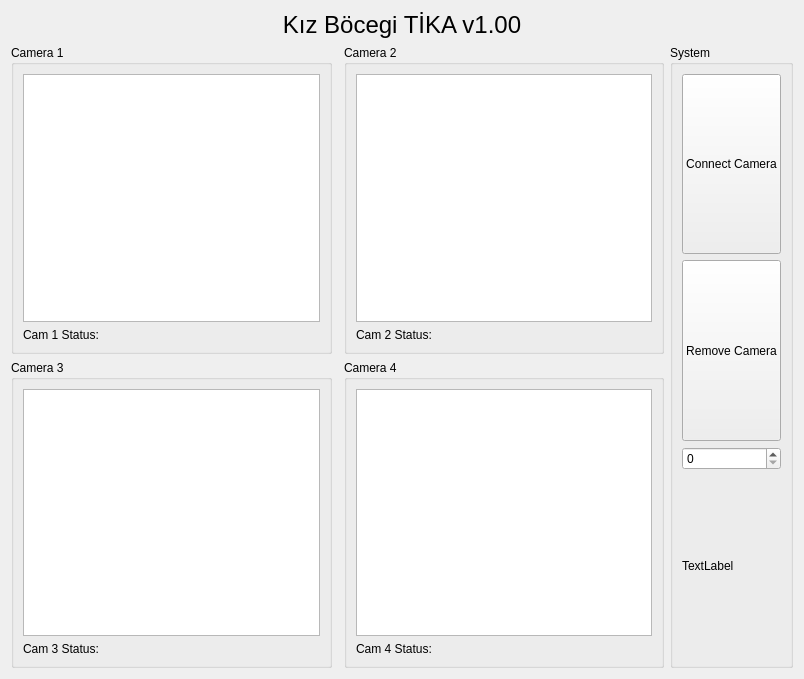
Qt form prototip1/main_window_v2.ui (selmanterzioglu/kiz-bocegi-tika) before a commit.
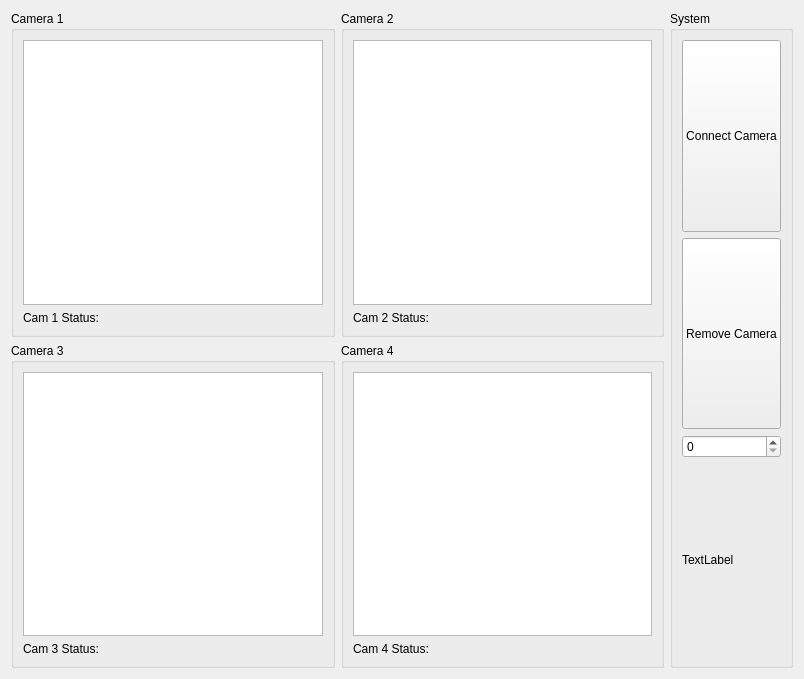
The same form after that commit. Custom widgets are drawn as their Qt base class.

```diff
--- a/prototip1/main_window_v2.ui
+++ b/prototip1/main_window_v2.ui
@@ -14,75 +14,7 @@
    <string>Form</string>
   </property>
   <layout class="QGridLayout" name="gridLayout">
-   <item row="1" column="2">
-    <widget class="QGroupBox" name="groupBox_2">
-     <property name="title">
-      <string>Camera 2</string>
-     </property>
-     <layout class="QGridLayout" name="gridLayout_3">
-      <item row="0" column="0">
-       <widget class="Graphics_View" name="frame_2">
-        <property name="verticalScrollBarPolicy">
-         <enum>Qt::ScrollBarAlwaysOff</enum>
-        </property>
-        <property name="horizontalScrollBarPolicy">
-         <enum>Qt::ScrollBarAlwaysOff</enum>
-        </property>
-        <property name="sceneRect">
-         <rectf>
-          <x>0.000000000000000</x>
-          <y>0.000000000000000</y>
-          <width>0.000000000000000</width>
-          <height>0.000000000000000</height>
-         </rectf>
-        </property>
-       </widget>
-      </item>
-      <item row="1" column="0">
-       <widget class="QLabel" name="cam_2_status_label">
-        <property name="text">
-         <string>Cam 2 Status:</string>
-        </property>
-       </widget>
-      </item>
-     </layout>
-    </widget>
-   </item>
-   <item row="2" column="2">
-    <widget class="QGroupBox" name="groupBox_4">
-     <property name="title">
-      <string>Camera 4</string>
-     </property>
-     <layout class="QGridLayout" name="gridLayout_5">
-      <item row="0" column="0">
-       <widget class="Graphics_View" name="frame_4">
-        <property name="verticalScrollBarPolicy">
-         <enum>Qt::ScrollBarAlwaysOff</enum>
-        </property>
-        <property name="horizontalScrollBarPolicy">
-         <enum>Qt::ScrollBarAlwaysOff</enum>
-        </property>
-        <property name="sceneRect">
-         <rectf>
-          <x>0.000000000000000</x>
-          <y>0.000000000000000</y>
-          <width>0.000000000000000</width>
-          <height>0.000000000000000</height>
-         </rectf>
-        </property>
-       </widget>
-      </item>
-      <item row="1" column="0">
-       <widget class="QLabel" name="cam_4_status_label">
-        <property name="text">
-         <string>Cam 4 Status:</string>
-        </property>
-       </widget>
-      </item>
-     </layout>
-    </widget>
-   </item>
-   <item row="2" column="0">
+   <item row="1" column="0">
     <widget class="QGroupBox" name="groupBox_3">
      <property name="title">
       <string>Camera 3</string>
@@ -116,7 +48,41 @@
      </layout>
     </widget>
    </item>
-   <item row="1" column="0">
+   <item row="1" column="1">
+    <widget class="QGroupBox" name="groupBox_4">
+     <property name="title">
+      <string>Camera 4</string>
+     </property>
+     <layout class="QGridLayout" name="gridLayout_5">
+      <item row="0" column="0">
+       <widget class="Graphics_View" name="frame_4">
+        <property name="verticalScrollBarPolicy">
+         <enum>Qt::ScrollBarAlwaysOff</enum>
+        </property>
+        <property name="horizontalScrollBarPolicy">
+         <enum>Qt::ScrollBarAlwaysOff</enum>
+        </property>
+        <property name="sceneRect">
+         <rectf>
+          <x>0.000000000000000</x>
+          <y>0.000000000000000</y>
+          <width>0.000000000000000</width>
+          <height>0.000000000000000</height>
+         </rectf>
+        </property>
+       </widget>
+      </item>
+      <item row="1" column="0">
+       <widget class="QLabel" name="cam_4_status_label">
+        <property name="text">
+         <string>Cam 4 Status:</string>
+        </property>
+       </widget>
+      </item>
+     </layout>
+    </widget>
+   </item>
+   <item row="0" column="0">
     <widget class="QGroupBox" name="groupBox">
      <property name="title">
       <string>Camera 1</string>
@@ -150,22 +116,41 @@
      </layout>
     </widget>
    </item>
-   <item row="0" column="0" colspan="4">
-    <widget class="QLabel" name="label_title">
-     <property name="font">
-      <font>
-       <pointsize>18</pointsize>
-      </font>
+   <item row="0" column="1">
+    <widget class="QGroupBox" name="groupBox_2">
+     <property name="title">
+      <string>Camera 2</string>
      </property>
-     <property name="text">
-      <string>Kız Böcegi TİKA v1.00</string>
-     </property>
-     <property name="alignment">
-      <set>Qt::AlignCenter</set>
-     </property>
+     <layout class="QGridLayout" name="gridLayout_3">
+      <item row="0" column="0">
+       <widget class="Graphics_View" name="frame_2">
+        <property name="verticalScrollBarPolicy">
+         <enum>Qt::ScrollBarAlwaysOff</enum>
+        </property>
+        <property name="horizontalScrollBarPolicy">
+         <enum>Qt::ScrollBarAlwaysOff</enum>
+        </property>
+        <property name="sceneRect">
+         <rectf>
+          <x>0.000000000000000</x>
+          <y>0.000000000000000</y>
+          <width>0.000000000000000</width>
+          <height>0.000000000000000</height>
+         </rectf>
+        </property>
+       </widget>
+      </item>
+      <item row="1" column="0">
+       <widget class="QLabel" name="cam_2_status_label">
+        <property name="text">
+         <string>Cam 2 Status:</string>
+        </property>
+       </widget>
+      </item>
+     </layout>
     </widget>
    </item>
-   <item row="1" column="3" rowspan="2">
+   <item row="0" column="2" rowspan="2">
     <widget class="QGroupBox" name="groupBox_5">
      <property name="title">
       <string>System</string>
```
